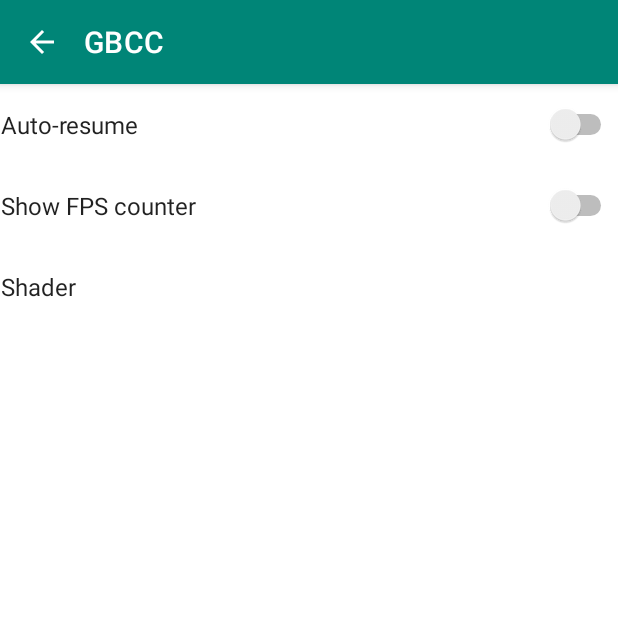
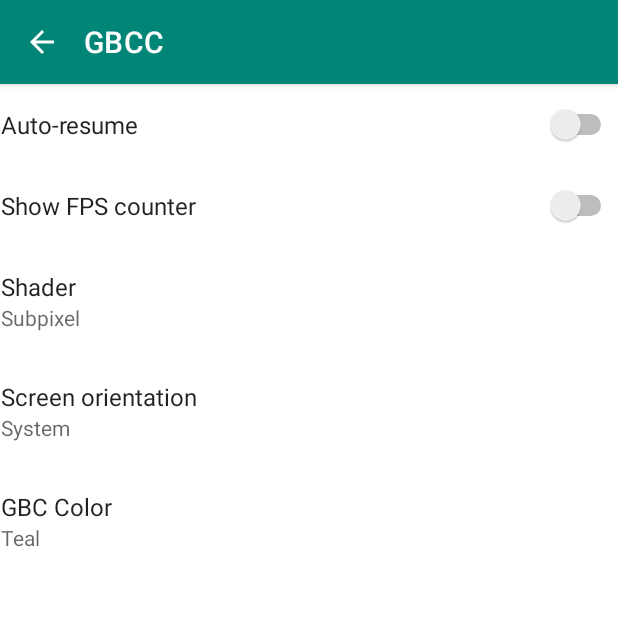
Before and after one commit to philj56/gbcc-android, an Android app: the screen it shows after launch (SettingsActivity), after a tap on "Settings", on a phone screen of 412 x 824 dp, the top half of it. Run offline under Robolectric (Android 15) with nearby library versions, the phone set to English and light mode, and no system bars; our stand-ins replace androidx.preference.

Commit message:
Add more settings and hardware support.
Various things have been added, namely:
  - Accelerometer support
  - Rumble support
  - Option to change background colour
  - Option to fix screen orientation
  - Directories are now sorted before files

```diff
--- a/app/src/main/java/com/philj56/gbcc/MainActivity.kt
+++ b/app/src/main/java/com/philj56/gbcc/MainActivity.kt
@@ -15,6 +15,7 @@ import android.widget.ImageView
 import android.widget.TextView
 import android.widget.Toast
 import androidx.appcompat.app.AppCompatActivity
+import androidx.preference.PreferenceManager
 import kotlinx.android.synthetic.main.activity_main.*
 import java.io.File
 import java.io.FileOutputStream
@@ -64,10 +65,15 @@ class MainActivity : AppCompatActivity() {
     @SuppressLint("SetTextI18n")
     private fun updateFiles() {
         directoryTree.text = "Files" + currentDir.path.removePrefix(baseDir.path).replace("/", " / ")
-        files = currentDir.listFiles { file ->
+        val unsorted = currentDir.listFiles { file ->
             file.name.matches(Regex(".*\\.gbc?")) or file.isDirectory
-        }?.toCollection(ArrayList()) ?: ArrayList()
-        files.sort()
+        }
+        files = unsorted?.sortedWith(
+            compareBy(
+                { !it.isDirectory },
+                { it.name }
+            )
+        )?.toCollection(ArrayList()) ?: ArrayList()
         if (::adapter.isInitialized) {
             adapter.clear()
             adapter.addAll(files)
--- a/app/src/main/res/layout-land/activity_gl.xml
+++ b/app/src/main/res/layout-land/activity_gl.xml
@@ -2,6 +2,7 @@
 <androidx.constraintlayout.widget.ConstraintLayout xmlns:android="http://schemas.android.com/apk/res/android"
     xmlns:app="http://schemas.android.com/apk/res-auto"
     xmlns:tools="http://schemas.android.com/tools"
+    android:id="@+id/layout"
     android:layout_width="match_parent"
     android:layout_height="match_parent"
     android:background="@color/colorGameBoyTeal"
--- a/app/src/main/res/layout/activity_gl.xml
+++ b/app/src/main/res/layout/activity_gl.xml
@@ -2,6 +2,7 @@
 <androidx.constraintlayout.widget.ConstraintLayout xmlns:android="http://schemas.android.com/apk/res/android"
     xmlns:app="http://schemas.android.com/apk/res-auto"
     xmlns:tools="http://schemas.android.com/tools"
+    android:id="@+id/layout"
     android:layout_width="match_parent"
     android:layout_height="match_parent"
     android:background="@color/colorGameBoyTeal"
--- a/app/src/main/res/values/array.xml
+++ b/app/src/main/res/values/array.xml
@@ -6,4 +6,38 @@
         <item>Subpixel</item>
         <item>Dot Matrix</item>
     </string-array>
+
+
+    <string-array name="orientation_names_array">
+        <item>System</item>
+        <item>Portrait</item>
+        <item>Landscape (auto)</item>
+        <item>Landscape (left)</item>
+        <item>Landscape (right)</item>
+    </string-array>
+
+    <string-array name="orientation_values_array">
+        <item>-1</item>
+        <item>1</item>
+        <item>6</item>
+        <item>0</item>
+        <item>8</item>
+    </string-array>
+
+
+    <string-array name="color_names_array">
+        <item>Berry</item>
+        <item>Dandelion</item>
+        <item>Grape</item>
+        <item>Kiwi</item>
+        <item>Teal</item>
+    </string-array>
+
+    <string-array name="color_values_array">
+        <item>@string/colorGameBoyBerry</item>
+        <item>@string/colorGameBoyDandelion</item>
+        <item>@string/colorGameBoyGrape</item>
+        <item>@string/colorGameBoyKiwi</item>
+        <item>@string/colorGameBoyTeal</item>
+    </string-array>
 </resources>
--- a/app/src/main/res/values/colors.xml
+++ b/app/src/main/res/values/colors.xml
@@ -9,9 +9,16 @@
 
     <!-- Colors for specific purposes -->
     <color name="screenBorder">#262E31</color>
-    <color name="colorGameBoyFuchsia">#FF0786</color>
-    <color name="colorGameBoyPurple">#AE46DE</color>
-    <color name="colorGameBoyGreen">#B8FF2C</color>
-    <color name="colorGameBoyYellow">#FDD827</color>
+    <color name="colorGameBoyBerry">#FF0786</color>
+    <color name="colorGameBoyGrape">#AE46DE</color>
+    <color name="colorGameBoyKiwi">#B8FF2C</color>
+    <color name="colorGameBoyDandelion">#FDD827</color>
     <color name="colorGameBoyTeal">#004F50</color>
+
+    <!-- Duplicate color entries as strings, as preferences screen can't handle colors -->
+    <string name="colorGameBoyBerry">#FF0786</string>
+    <string name="colorGameBoyGrape">#AE46DE</string>
+    <string name="colorGameBoyKiwi">#B8FF2C</string>
+    <string name="colorGameBoyDandelion">#FDD827</string>
+    <string name="colorGameBoyTeal">#004F50</string>
 </resources>
--- a/app/src/main/res/xml/preferences.xml
+++ b/app/src/main/res/xml/preferences.xml
@@ -21,5 +21,24 @@
         android:entryValues="@array/shader_names_array"
         android:key="shader"
         android:title="Shader"
+        android:summary="%s"
+        app:iconSpaceReserved="false" />
+
+    <ListPreference
+        android:defaultValue="-1"
+        android:entries="@array/orientation_names_array"
+        android:entryValues="@array/orientation_values_array"
+        android:key="orientation"
+        android:title="Screen orientation"
+        android:summary="%s"
+        app:iconSpaceReserved="false" />
+
+    <ListPreference
+        android:defaultValue="@string/colorGameBoyTeal"
+        android:entries="@array/color_names_array"
+        android:entryValues="@array/color_values_array"
+        android:key="color"
+        android:title="GBC Color"
+        android:summary="%s"
         app:iconSpaceReserved="false" />
 </PreferenceScreen>
```
Also changed, not shown: app/src/main/java/com/philj56/gbcc/GLActivity.kt (+69 -25 lines), 1 other file.
